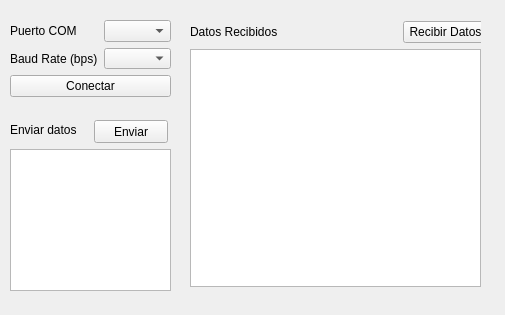
First picture: the form in 003 - Desarrollo GUI con Comunicación Serial/gui.ui, repository calebtrepowski/proyecto-4-fiuna, before the edit.
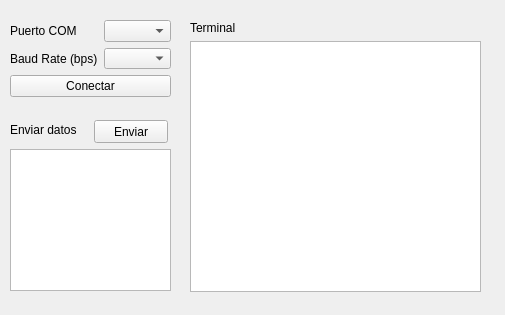
Second picture: the form after the edit. Icons and pictures are not drawn.

Commit message: Add timer for receiving data in serial terminal

What changed in the file:
```diff
--- a/003 - Desarrollo GUI con Comunicación Serial/gui.ui
+++ b/003 - Desarrollo GUI con Comunicación Serial/gui.ui
@@ -185,7 +185,7 @@
       <x>190</x>
       <y>21</y>
       <width>291</width>
-      <height>271</height>
+      <height>272</height>
      </rect>
     </property>
     <layout class="QFormLayout" name="formLayout">
@@ -195,41 +195,6 @@
      <property name="horizontalSpacing">
       <number>125</number>
      </property>
-     <item row="0" column="0">
-      <widget class="QLabel" name="receivedDataLabel">
-       <property name="text">
-        <string notr="true">Datos Recibidos</string>
-       </property>
-      </widget>
-     </item>
-     <item row="0" column="1">
-      <widget class="QPushButton" name="updateReceivedDataButton">
-       <property name="sizePolicy">
-        <sizepolicy hsizetype="Ignored" vsizetype="Fixed">
-         <horstretch>0</horstretch>
-         <verstretch>0</verstretch>
-        </sizepolicy>
-       </property>
-       <property name="minimumSize">
-        <size>
-         <width>85</width>
-         <height>0</height>
-        </size>
-       </property>
-       <property name="maximumSize">
-        <size>
-         <width>85</width>
-         <height>23</height>
-        </size>
-       </property>
-       <property name="text">
-        <string notr="true">Recibir Datos</string>
-       </property>
-       <property name="autoRepeat">
-        <bool>false</bool>
-       </property>
-      </widget>
-     </item>
      <item row="1" column="0" colspan="2">
       <widget class="QPlainTextEdit" name="receivedDataText">
        <property name="enabled">
@@ -244,7 +209,7 @@
        <property name="minimumSize">
         <size>
          <width>0</width>
-         <height>238</height>
+         <height>251</height>
         </size>
        </property>
        <property name="maximumSize">
@@ -252,6 +217,16 @@
          <width>16777215</width>
          <height>238</height>
         </size>
+       </property>
+       <property name="focusPolicy">
+        <enum>Qt::NoFocus</enum>
+       </property>
+      </widget>
+     </item>
+     <item row="0" column="0" colspan="2">
+      <widget class="QLabel" name="terminalOutputLabel">
+       <property name="text">
+        <string notr="true">Terminal</string>
        </property>
       </widget>
      </item>
```
Left out of the diff: 2 changed lines with no effect on the pictures. The commit also changes 3 other files.
